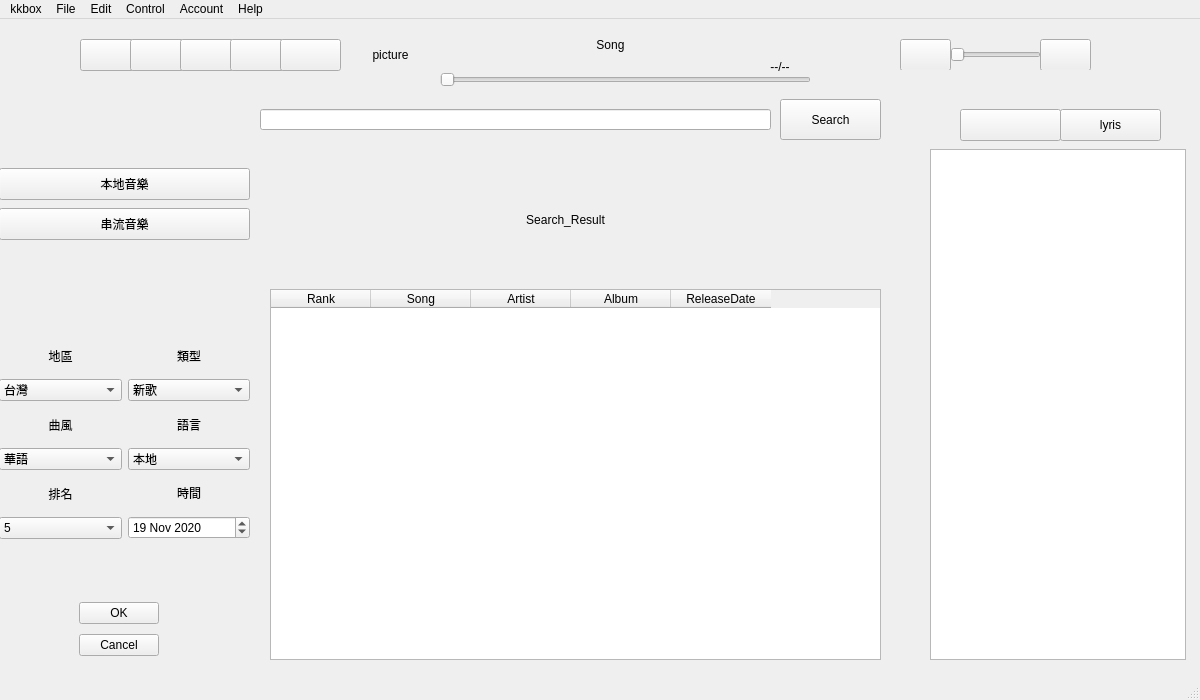
JianDa0127/web_crawler, file kkbox/UI_Designer/main.ui: the form before one commit.
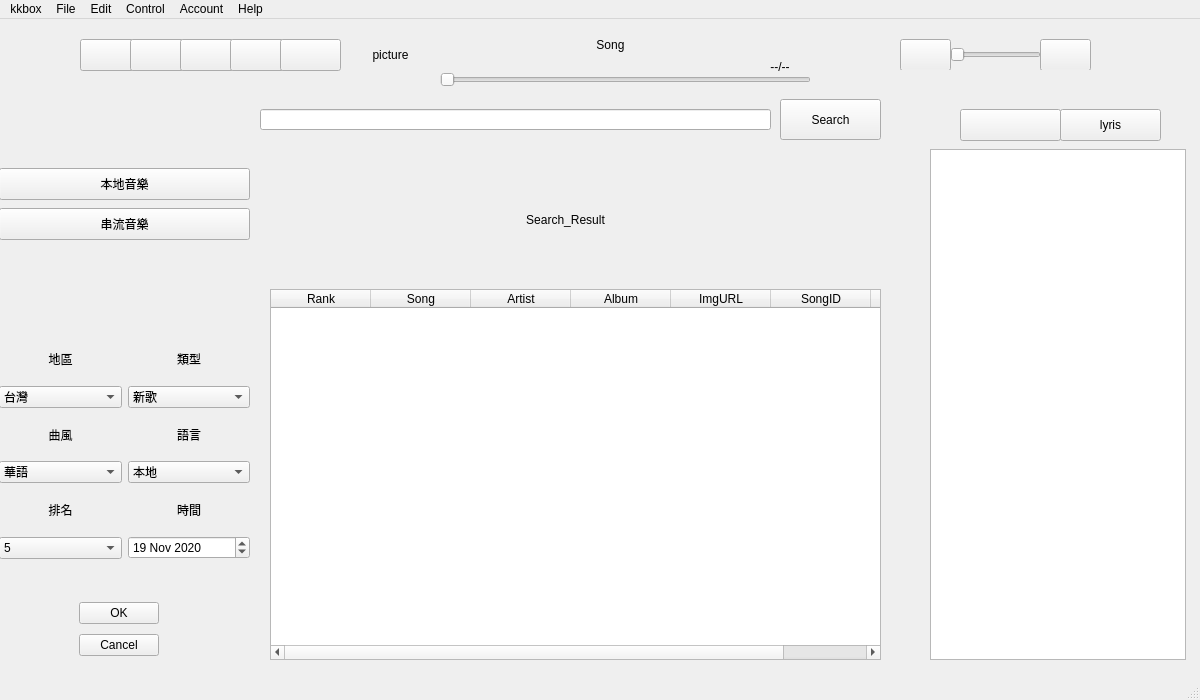
The form after the commit. Icons and pictures are not drawn.

```diff
--- a/kkbox/UI_Designer/main.ui
+++ b/kkbox/UI_Designer/main.ui
@@ -445,7 +445,7 @@
        <x>0</x>
        <y>190</y>
        <width>251</width>
-       <height>201</height>
+       <height>221</height>
       </rect>
      </property>
      <layout class="QGridLayout" name="gridLayout">
@@ -752,7 +752,7 @@
      </rect>
     </property>
     <property name="columnCount">
-     <number>5</number>
+     <number>7</number>
     </property>
     <column>
      <property name="text">
@@ -774,6 +774,16 @@
       <string>Album</string>
      </property>
     </column>
+    <column>
+     <property name="text">
+      <string>ImgURL</string>
+     </property>
+    </column>
+    <column>
+     <property name="text">
+      <string>SongID</string>
+     </property>
+    </column>
     <column>
      <property name="text">
       <string>ReleaseDate</string>
```
